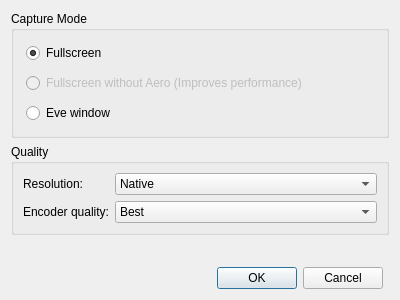
networkoptix/nx_open, file src/videorecordingdialog.ui: the form before one commit.
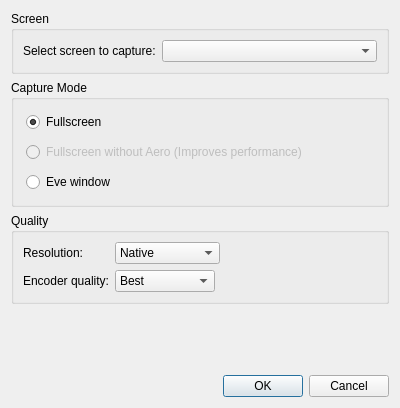
The form after the commit.

Commit message:
Added screens support for grabbing settings
<==== Mercurial data ====>
Branch: master

Patch:
```diff
--- a/src/videorecordingdialog.ui
+++ b/src/videorecordingdialog.ui
@@ -7,19 +7,89 @@
     <x>0</x>
     <y>0</y>
     <width>400</width>
-    <height>300</height>
+    <height>408</height>
    </rect>
   </property>
   <property name="windowTitle">
    <string>Video Recording</string>
   </property>
-  <layout class="QGridLayout" name="gridLayout">
-   <item row="2" column="0" colspan="3">
+  <layout class="QVBoxLayout" name="verticalLayout">
+   <item>
+    <widget class="QGroupBox" name="groupBox_3">
+     <property name="title">
+      <string>Screen</string>
+     </property>
+     <layout class="QFormLayout" name="formLayout_2">
+      <property name="sizeConstraint">
+       <enum>QLayout::SetDefaultConstraint</enum>
+      </property>
+      <item row="0" column="0">
+       <widget class="QLabel" name="label_3">
+        <property name="text">
+         <string>Select screen to capture:</string>
+        </property>
+       </widget>
+      </item>
+      <item row="0" column="1">
+       <widget class="QComboBox" name="screenComboBox"/>
+      </item>
+     </layout>
+    </widget>
+   </item>
+   <item>
+    <widget class="QGroupBox" name="groupBox_2">
+     <property name="title">
+      <string>Capture Mode</string>
+     </property>
+     <layout class="QVBoxLayout" name="verticalLayout_2">
+      <property name="spacing">
+       <number>10</number>
+      </property>
+      <property name="margin">
+       <number>12</number>
+      </property>
+      <item>
+       <widget class="QRadioButton" name="fullscreenButton">
+        <property name="text">
+         <string>Fullscreen</string>
+        </property>
+        <property name="checked">
+         <bool>true</bool>
+        </property>
+       </widget>
+      </item>
+      <item>
+       <widget class="QRadioButton" name="fullscreenNoAeroButton">
+        <property name="enabled">
+         <bool>false</bool>
+        </property>
+        <property name="text">
+         <string>Fullscreen without Aero (Improves performance)</string>
+        </property>
+        <property name="checked">
+         <bool>false</bool>
+        </property>
+       </widget>
+      </item>
+      <item>
+       <widget class="QRadioButton" name="windowButton">
+        <property name="text">
+         <string>Eve window</string>
+        </property>
+       </widget>
+      </item>
+     </layout>
+    </widget>
+   </item>
+   <item>
     <widget class="QGroupBox" name="groupBox">
      <property name="title">
       <string>Quality</string>
      </property>
      <layout class="QFormLayout" name="formLayout">
+      <property name="fieldGrowthPolicy">
+       <enum>QFormLayout::FieldsStayAtSizeHint</enum>
+      </property>
       <item row="0" column="0">
        <widget class="QLabel" name="label">
         <property name="text">
@@ -91,52 +161,7 @@
      </layout>
     </widget>
    </item>
-   <item row="0" column="0" colspan="3">
-    <widget class="QGroupBox" name="groupBox_2">
-     <property name="title">
-      <string>Capture Mode</string>
-     </property>
-     <layout class="QVBoxLayout" name="verticalLayout_2">
-      <property name="spacing">
-       <number>10</number>
-      </property>
-      <property name="margin">
-       <number>12</number>
-      </property>
-      <item>
-       <widget class="QRadioButton" name="fullscreenButton">
-        <property name="text">
-         <string>Fullscreen</string>
-        </property>
-        <property name="checked">
-         <bool>true</bool>
-        </property>
-       </widget>
-      </item>
-      <item>
-       <widget class="QRadioButton" name="fullscreenNoAeroButton">
-        <property name="enabled">
-         <bool>false</bool>
-        </property>
-        <property name="text">
-         <string>Fullscreen without Aero (Improves performance)</string>
-        </property>
-        <property name="checked">
-         <bool>false</bool>
-        </property>
-       </widget>
-      </item>
-      <item>
-       <widget class="QRadioButton" name="windowButton">
-        <property name="text">
-         <string>Eve window</string>
-        </property>
-       </widget>
-      </item>
-     </layout>
-    </widget>
-   </item>
-   <item row="3" column="1">
+   <item>
     <spacer name="verticalSpacer">
      <property name="orientation">
       <enum>Qt::Vertical</enum>
@@ -149,7 +174,7 @@
      </property>
     </spacer>
    </item>
-   <item row="4" column="1">
+   <item>
     <widget class="QDialogButtonBox" name="buttonBox">
      <property name="standardButtons">
       <set>QDialogButtonBox::Cancel|QDialogButtonBox::Ok</set>
```
The commit also changes 3 other files.
